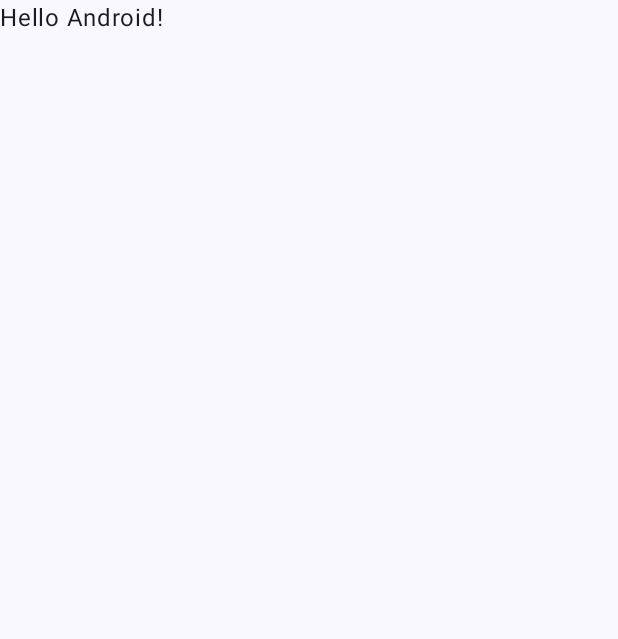
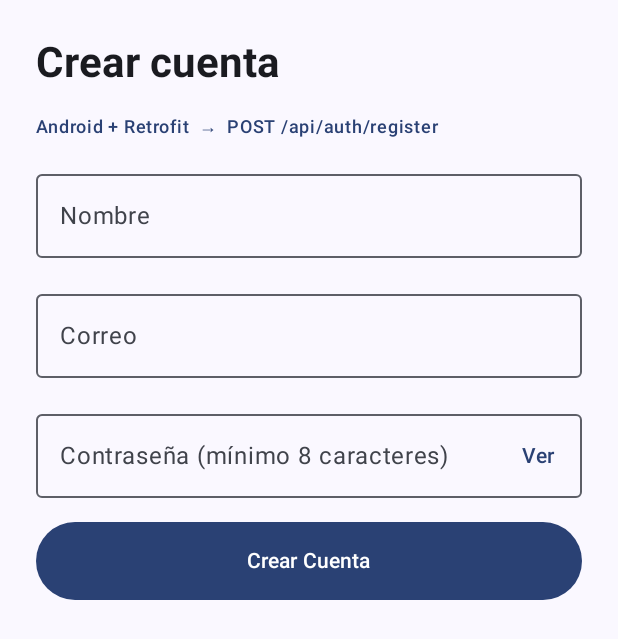
Before and after one commit to anyelaherreral/registro-usuarios, an Android app built with Jetpack Compose: the screen it shows after launch (MainActivity), on a phone screen of 412 x 824 dp. Before the commit the part shown is almost empty. Shown: the top 639 px of the screen. Run offline under Robolectric (Android 15) with nearby library versions, the phone set to English and light mode, and no system bars.

Commit message:
feat(android): add registration screen wired to backend via Retrofit
Compose form, ViewModel state and a repository that maps HTTP 201, 400,
409 and connection failures to UI states.

```diff
--- a/RegistroUsuarios/app/build.gradle.kts
+++ b/RegistroUsuarios/app/build.gradle.kts
@@ -45,6 +45,8 @@ dependencies {
     implementation(libs.androidx.compose.ui.tooling.preview)
     implementation(libs.androidx.core.ktx)
     implementation(libs.androidx.lifecycle.runtime.ktx)
+    implementation(libs.androidx.lifecycle.viewmodel.compose)
+    implementation(libs.androidx.lifecycle.runtime.compose)
     // Cliente de red (Retrofit)
     implementation("com.squareup.retrofit2:retrofit:3.0.0")
     implementation("com.squareup.retrofit2:converter-gson:3.0.0")
--- a/RegistroUsuarios/app/src/main/java/com/ufps/registrousuarios/MainActivity.kt
+++ b/RegistroUsuarios/app/src/main/java/com/ufps/registrousuarios/MainActivity.kt
@@ -7,10 +7,8 @@ import androidx.activity.enableEdgeToEdge
 import androidx.compose.foundation.layout.fillMaxSize
 import androidx.compose.foundation.layout.padding
 import androidx.compose.material3.Scaffold
-import androidx.compose.material3.Text
-import androidx.compose.runtime.Composable
 import androidx.compose.ui.Modifier
-import androidx.compose.ui.tooling.preview.Preview
+import com.ufps.registrousuarios.ui.registro.RegistroScreen
 import com.ufps.registrousuarios.ui.theme.RegistroUsuariosTheme
 
 class MainActivity : ComponentActivity() {
@@ -20,28 +18,9 @@ class MainActivity : ComponentActivity() {
         setContent {
             RegistroUsuariosTheme {
                 Scaffold(modifier = Modifier.fillMaxSize()) { innerPadding ->
-                    Greeting(
-                        name = "Android",
-                        modifier = Modifier.padding(innerPadding)
-                    )
+                    RegistroScreen(modifier = Modifier.padding(innerPadding))
                 }
             }
         }
     }
 }
-
-@Composable
-fun Greeting(name: String, modifier: Modifier = Modifier) {
-    Text(
-        text = "Hello $name!",
-        modifier = modifier
-    )
-}
-
-@Preview(showBackground = true)
-@Composable
-fun GreetingPreview() {
-    RegistroUsuariosTheme {
-        Greeting("Android")
-    }
-}
--- /dev/null
+++ b/RegistroUsuarios/app/src/main/java/com/ufps/registrousuarios/ui/registro/RegistroScreen.kt
@@ -0,0 +1,244 @@
+package com.ufps.registrousuarios.ui.registro
+
+import androidx.compose.foundation.layout.Arrangement
+import androidx.compose.foundation.layout.Column
+import androidx.compose.foundation.layout.Row
+import androidx.compose.foundation.layout.Spacer
+import androidx.compose.foundation.layout.fillMaxSize
+import androidx.compose.foundation.layout.fillMaxWidth
+import androidx.compose.foundation.layout.height
+import androidx.compose.foundation.layout.padding
+import androidx.compose.foundation.layout.size
+import androidx.compose.foundation.rememberScrollState
+import androidx.compose.foundation.text.KeyboardOptions
+import androidx.compose.foundation.verticalScroll
+import androidx.compose.material3.Button
+import androidx.compose.material3.Card
+import androidx.compose.material3.CardDefaults
+import androidx.compose.material3.CircularProgressIndicator
+import androidx.compose.material3.MaterialTheme
+import androidx.compose.material3.OutlinedButton
+import androidx.compose.material3.OutlinedTextField
+import androidx.compose.material3.Text
+import androidx.compose.material3.TextButton
+import androidx.compose.runtime.Composable
+import androidx.compose.runtime.getValue
+import androidx.compose.runtime.mutableStateOf
+import androidx.compose.runtime.remember
+import androidx.compose.runtime.setValue
+import androidx.compose.ui.Alignment
+import androidx.compose.ui.Modifier
+import androidx.compose.ui.text.font.FontWeight
+import androidx.compose.ui.text.input.KeyboardType
+import androidx.compose.ui.text.input.PasswordVisualTransformation
+import androidx.compose.ui.text.input.VisualTransformation
+import androidx.compose.ui.tooling.preview.Preview
+import androidx.compose.ui.unit.dp
+import androidx.lifecycle.compose.collectAsStateWithLifecycle
+import androidx.lifecycle.viewmodel.compose.viewModel
+import com.ufps.registrousuarios.data.remote.RegistroResponse
+import com.ufps.registrousuarios.ui.theme.RegistroUsuariosTheme
+
+@Composable
+fun RegistroScreen(
+    modifier: Modifier = Modifier,
+    viewModel: RegistroViewModel = viewModel()
+) {
+    val state by viewModel.state.collectAsStateWithLifecycle()
+    RegistroContent(
+        state = state,
+        onNombreChange = viewModel::onNombreChange,
+        onEmailChange = viewModel::onEmailChange,
+        onPasswordChange = viewModel::onPasswordChange,
+        onRegistrar = viewModel::registrar,
+        onRegistrarOtro = viewModel::registrarOtro,
+        modifier = modifier
+    )
+}
+
+@Composable
+fun RegistroContent(
+    state: RegistroState,
+    onNombreChange: (String) -> Unit,
+    onEmailChange: (String) -> Unit,
+    onPasswordChange: (String) -> Unit,
+    onRegistrar: () -> Unit,
+    onRegistrarOtro: () -> Unit,
+    modifier: Modifier = Modifier
+) {
+    Column(
+        modifier = modifier
+            .fillMaxSize()
+            .verticalScroll(rememberScrollState())
+            .padding(24.dp),
+        verticalArrangement = Arrangement.spacedBy(16.dp)
+    ) {
+        Text("Crear cuenta", style = MaterialTheme.typography.headlineMedium, fontWeight = FontWeight.Bold)
+        Text(
+            "Android + Retrofit  →  POST /api/auth/register",
+            style = MaterialTheme.typography.labelMedium,
+            color = MaterialTheme.colorScheme.primary
+        )
+
+        val exito = state.registroExitoso
+        if (exito != null) {
+            ExitoCard(exito)
+            Button(onClick = onRegistrarOtro, modifier = Modifier.fillMaxWidth()) {
+                Text("Registrar otro usuario")
+            }
+        } else {
+            Formulario(state, onNombreChange, onEmailChange, onPasswordChange, onRegistrar)
+        }
+    }
+}
+
+@Composable
+private fun Formulario(
+    state: RegistroState,
+    onNombreChange: (String) -> Unit,
+    onEmailChange: (String) -> Unit,
+    onPasswordChange: (String) -> Unit,
+    onRegistrar: () -> Unit
+) {
+    var verPassword by remember { mutableStateOf(false) }
+
+    OutlinedTextField(
+        value = state.nombre,
+        onValueChange = onNombreChange,
+        label = { Text("Nombre") },
+        singleLine = true,
+        enabled = !state.isLoading,
+        isError = "nombre" in state.erroresCampo,
+        supportingText = state.erroresCampo["nombre"]?.let { { Text(it) } },
+        modifier = Modifier.fillMaxWidth()
+    )
+    OutlinedTextField(
+        value = state.email,
+        onValueChange = onEmailChange,
+        label = { Text("Correo") },
+        singleLine = true,
+        enabled = !state.isLoading,
+        keyboardOptions = KeyboardOptions(keyboardType = KeyboardType.Email),
+        isError = "email" in state.erroresCampo,
+        supportingText = state.erroresCampo["email"]?.let { { Text(it) } },
+        modifier = Modifier.fillMaxWidth()
+    )
+    OutlinedTextField(
+        value = state.password,
+        onValueChange = onPasswordChange,
+        label = { Text("Contraseña (mínimo 8 caracteres)") },
+        singleLine = true,
+        enabled = !state.isLoading,
+        visualTransformation = if (verPassword) VisualTransformation.None else PasswordVisualTransformation(),
+        keyboardOptions = KeyboardOptions(keyboardType = KeyboardType.Password),
+        trailingIcon = {
+            TextButton(onClick = { verPassword = !verPassword }) {
+                Text(if (verPassword) "Ocultar" else "Ver")
+            }
+        },
+        isError = "password" in state.erroresCampo,
+        supportingText = state.erroresCampo["password"]?.let { { Text(it) } },
+        modifier = Modifier.fillMaxWidth()
+    )
+
+    state.error?.let { ErrorCard(it) }
+
+    Button(
+        onClick = onRegistrar,
+        enabled = !state.isLoading,
+        modifier = Modifier
+            .fillMaxWidth()
+            .height(52.dp)
+    ) {
+        if (state.isLoading) {
+            Row(verticalAlignment = Alignment.CenterVertically, horizontalArrangement = Arrangement.spacedBy(12.dp)) {
+                CircularProgressIndicator(
+                    modifier = Modifier.size(20.dp),
+                    strokeWidth = 2.dp,
+                    color = MaterialTheme.colorScheme.onPrimary
+                )
+                Text("Enviando…")
+            }
+        } else {
+            Text("Crear Cuenta")
+        }
+    }
+}
+
+@Composable
+private fun ErrorCard(mensaje: String) {
+    Card(
+        colors = CardDefaults.cardColors(containerColor = MaterialTheme.colorScheme.errorContainer),
+        modifier = Modifier.fillMaxWidth()
+    ) {
+        Text(
+            mensaje,
+            color = MaterialTheme.colorScheme.onErrorContainer,
+            modifier = Modifier.padding(16.dp)
+        )
+    }
+}
+
+@Composable
+private fun ExitoCard(usuario: RegistroResponse) {
+    Card(
+        colors = CardDefaults.cardColors(containerColor = MaterialTheme.colorScheme.primaryContainer),
+        modifier = Modifier.fillMaxWidth()
+    ) {
+        Column(Modifier.padding(16.dp), verticalArrangement = Arrangement.spacedBy(6.dp)) {
+            Text(
+                usuario.mensaje,
+                style = MaterialTheme.typography.titleMedium,
+                fontWeight = FontWeight.Bold,
+                color = MaterialTheme.colorScheme.onPrimaryContainer
+            )
+            Spacer(Modifier.height(4.dp))
+            Dato("Respuesta", "HTTP 201 Created")
+            Dato("ID", usuario.id.toString())
+            Dato("Nombre", usuario.nombre)
+            Dato("Correo", usuario.email)
+        }
+    }
+}
+
+@Composable
+private fun Dato(etiqueta: String, valor: String) {
+    Row {
+        Text(
+            "$etiqueta: ",
+            fontWeight = FontWeight.SemiBold,
+            color = MaterialTheme.colorScheme.onPrimaryContainer
+        )
+        Text(valor, color = MaterialTheme.colorScheme.onPrimaryContainer)
+    }
+}
+
+@Preview(showBackground = true)
+@Composable
+private fun FormularioPreview() {
+    RegistroUsuariosTheme(dynamicColor = false) {
+        RegistroContent(
+            state = RegistroState(
+                nombre = "Ana",
+                email = "ana",
+                erroresCampo = mapOf("email" to "El email no tiene un formato valido")
+            ),
+            onNombreChange = {}, onEmailChange = {}, onPasswordChange = {},
+            onRegistrar = {}, onRegistrarOtro = {}
+        )
+    }
+}
+
+@Preview(showBackground = true)
+@Composable
+private fun ExitoPreview() {
+    RegistroUsuariosTheme(dynamicColor = false) {
+        RegistroContent(
+            state = RegistroState(
+                registroExitoso = RegistroResponse(1, "Ana", "ana@ufps.edu.co", "Usuario registrado correctamente")
+            ),
+            onNombreChange = {}, onEmailChange = {}, onPasswordChange = {},
+            onRegistrar = {}, onRegistrarOtro = {}
+        )
+    }
+}
--- /dev/null
+++ b/RegistroUsuarios/app/src/main/java/com/ufps/registrousuarios/ui/registro/RegistroViewModel.kt
@@ -0,0 +1,77 @@
+package com.ufps.registrousuarios.ui.registro
+
+import androidx.lifecycle.ViewModel
+import androidx.lifecycle.viewModelScope
+import com.ufps.registrousuarios.data.RegistroRepository
+import com.ufps.registrousuarios.data.ResultadoRegistro
+import com.ufps.registrousuarios.data.remote.RegistroRequest
+import com.ufps.registrousuarios.data.remote.RegistroResponse
+import kotlinx.coroutines.flow.MutableStateFlow
+import kotlinx.coroutines.flow.StateFlow
+import kotlinx.coroutines.flow.asStateFlow
+import kotlinx.coroutines.flow.update
+import kotlinx.coroutines.launch
+
+data class RegistroState(
+    val nombre: String = "",
+    val email: String = "",
+    val password: String = "",
+    val isLoading: Boolean = false,
+    /** Mensaje general (409, sin conexion, 5xx). */
+    val error: String? = null,
+    /** Errores por campo que vienen del 400 del backend. */
+    val erroresCampo: Map<String, String> = emptyMap(),
+    val registroExitoso: RegistroResponse? = null
+)
+
+class RegistroViewModel(
+    private val repository: RegistroRepository = RegistroRepository()
+) : ViewModel() {
+
+    private val _state = MutableStateFlow(RegistroState())
+    val state: StateFlow<RegistroState> = _state.asStateFlow()
+
+    fun onNombreChange(value: String) = _state.update {
+        it.copy(nombre = value, erroresCampo = it.erroresCampo - "nombre", error = null)
+    }
+
+    fun onEmailChange(value: String) = _state.update {
+        it.copy(email = value, erroresCampo = it.erroresCampo - "email", error = null)
+    }
+
+    fun onPasswordChange(value: String) = _state.update {
+        it.copy(password = value, erroresCampo = it.erroresCampo - "password", error = null)
+    }
+
+    fun registrar() {
+        val actual = _state.value
+        if (actual.isLoading) return
+        _state.update { it.copy(isLoading = true, error = null, erroresCampo = emptyMap()) }
+
+        viewModelScope.launch {
+            val request = RegistroRequest(actual.nombre.trim(), actual.email.trim(), actual.password)
+            val resultado = repository.registrar(request)
+            _state.update { aplicar(it, resultado) }
+        }
+    }
+
+    fun registrarOtro() {
+        _state.value = RegistroState()
+    }
+
+    private fun aplicar(state: RegistroState, resultado: ResultadoRegistro): RegistroState {
+        val base = state.copy(isLoading = false)
+        return when (resultado) {
+            is ResultadoRegistro.Exito -> base.copy(registroExitoso = resultado.usuario, password = "")
+            is ResultadoRegistro.DatosInvalidos -> base.copy(
+                erroresCampo = resultado.errores,
+                error = if (resultado.errores.isEmpty()) resultado.mensaje else null
+            )
+            is ResultadoRegistro.EmailDuplicado -> base.copy(error = resultado.mensaje)
+            is ResultadoRegistro.ErrorServidor ->
+                base.copy(error = "Error del servidor (codigo ${resultado.codigo})")
+            ResultadoRegistro.SinConexion ->
+                base.copy(error = "No se pudo conectar con el servidor. Verifica que el backend este encendido.")
+        }
+    }
+}
--- a/RegistroUsuarios/gradle/libs.versions.toml
+++ b/RegistroUsuarios/gradle/libs.versions.toml
@@ -15,6 +15,8 @@ junit = { group = "junit", name = "junit", version.ref = "junit" }
 androidx-junit = { group = "androidx.test.ext", name = "junit", version.ref = "junitVersion" }
 androidx-espresso-core = { group = "androidx.test.espresso", name = "espresso-core", version.ref = "espressoCore" }
 androidx-lifecycle-runtime-ktx = { group = "androidx.lifecycle", name = "lifecycle-runtime-ktx", version.ref = "lifecycleRuntimeKtx" }
+androidx-lifecycle-viewmodel-compose = { group = "androidx.lifecycle", name = "lifecycle-viewmodel-compose", version.ref = "lifecycleRuntimeKtx" }
+androidx-lifecycle-runtime-compose = { group = "androidx.lifecycle", name = "lifecycle-runtime-compose", version.ref = "lifecycleRuntimeKtx" }
 androidx-activity-compose = { group = "androidx.activity", name = "activity-compose", version.ref = "activityCompose" }
 androidx-compose-bom = { group = "androidx.compose", name = "compose-bom", version.ref = "composeBom" }
 androidx-compose-ui = { group = "androidx.compose.ui", name = "ui" }
```
Also changed, not shown: RegistroUsuarios/app/src/main/java/com/ufps/registrousuarios/data/RegistroRepository.kt (added, +51 -0 lines), RegistroUsuarios/app/src/main/java/com/ufps/registrousuarios/data/remote/ErrorResponse.kt (added, +8 -0 lines), 1 other file.
